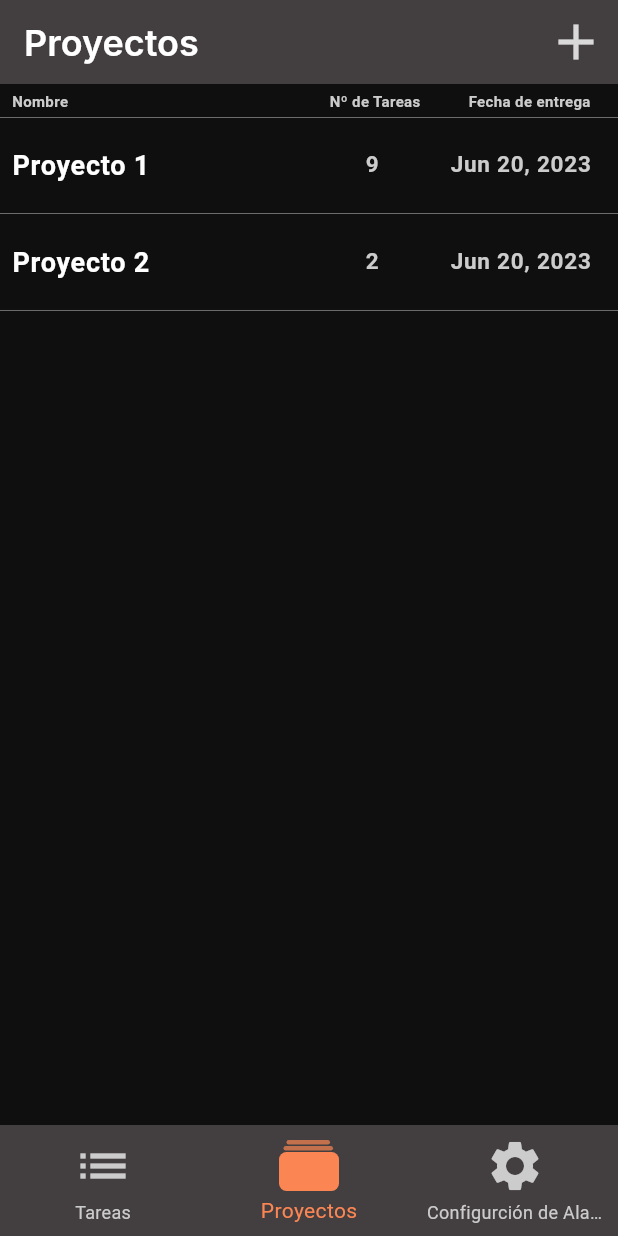
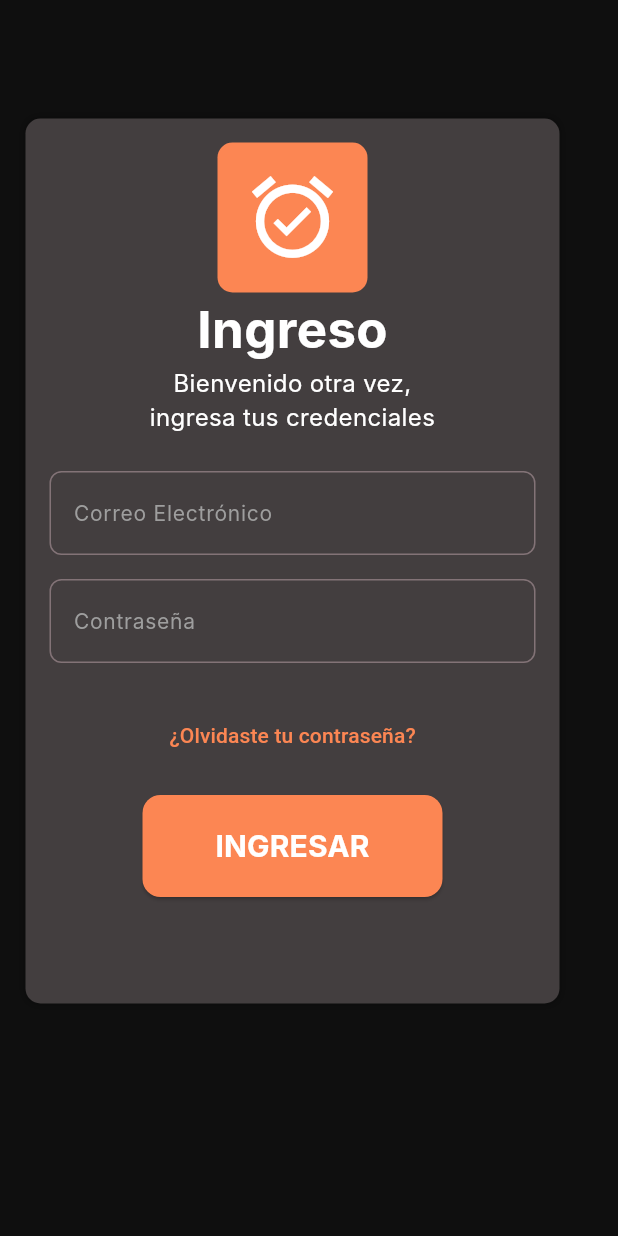
Before and after one commit to Are1205/alarma_mobile, a Flutter app: the screen it shows after launch, on a phone screen of 412 x 824 dp. Run offline on Flutter 3.47's test engine with Material 3 defaults, Android fonts, the phone set to English and light mode, and no system bars; our stand-ins replace flutter_svg; Roboto replaces fonts that are missing (Inter).

Commit message:
Creacion login

```diff
--- /dev/null
+++ b/lib/login_page.dart
@@ -0,0 +1,145 @@
+import 'package:flutter/material.dart';
+
+class LoginPage extends StatelessWidget {
+  final VoidCallback onLogin;
+
+  const LoginPage({Key? key, required this.onLogin}) : super(key: key);
+
+  @override
+  Widget build(BuildContext context) {
+    return Scaffold(
+      body: Stack(children: [
+        Container(color: const Color.fromARGB(240, 0, 0, 0)),
+          Positioned(
+            left: 17,
+            top: 79,
+            child: Container(
+              width: 356,
+              height: 590,
+              decoration: BoxDecoration(
+                color: const Color.fromARGB(255, 67, 62, 63), // Color de fondo
+                borderRadius: BorderRadius.circular(10.0),
+                boxShadow: [
+                  BoxShadow(
+                    color: Colors.black.withOpacity(0.25), // Sombra negra al 25%
+                    spreadRadius: 1, // Radio de expansión de la sombra
+                    blurRadius: 4, // Radio de desenfoque de la sombra
+                    offset: const Offset(0, 0), // Desplazamiento de la sombra en dirección X y Y
+                  ),
+                ],
+              ),
+              child: Padding(
+                      padding: const EdgeInsets.all(16.0),
+
+                      child: Column(
+                        crossAxisAlignment: CrossAxisAlignment.center,
+                        children: [
+                          Container( // This is the box for the icon
+                              width: 100,
+                              height: 100,
+                              decoration: BoxDecoration(
+                                color: Color.fromARGB(255, 252, 134, 83), // Set a light background color
+                                borderRadius: BorderRadius.circular(10.0), // Add rounded corners
+                              ),
+                              child:  Icon(Icons.alarm_on, size: 65, color: Colors.white),
+                            ),
+                            Text(
+                            'Ingreso',
+                            style: TextStyle(color: Colors.white, fontSize: 34, fontWeight: FontWeight.bold, fontFamily: 'Inter'),
+                          ),
+
+                          Text(
+                            'Bienvenido otra vez,\ningresa tus credenciales',
+                            textAlign: TextAlign.center,
+                            style: TextStyle(color: Colors.white, fontSize: 16, fontFamily: 'Inter'),
+                          ),
+
+                          SizedBox(height: 24.0),
+                          TextField(
+                            decoration: InputDecoration(
+                              labelText: 'Correo Electrónico',
+                              hintText: 'Ingresa tu email',
+                              border: OutlineInputBorder(
+                                borderRadius: BorderRadius.circular(8.0),
+                              ),
+                              labelStyle: TextStyle(
+                                color: Colors.grey, // Personaliza el color de la etiqueta
+                                fontSize: 14.0, // Ajusta el tamaño de la fuente de la etiqueta
+                                fontFamily: 'Inter', // Usa la misma fuente que el texto del campo
+                              ),
+                              hintStyle: TextStyle(
+                                color: Colors.grey.shade400, // Personaliza el color del texto de sugerencia
+                                fontSize: 14.0, // Ajusta el tamaño de la fuente del texto de sugerencia
+                                fontFamily: 'Inter', // Usa la misma fuente que el texto del campo
+                              ),
+                            ),
+                            style: TextStyle(
+                              color: Colors.white,
+                              fontSize: 16.0,
+                              fontFamily: 'Inter',
+                            ),
+                          ),
+
+                          SizedBox(height: 16.0),
+                          TextField(
+                            obscureText: true, // Hide password characters
+                            decoration: InputDecoration(
+                              labelText: 'Contraseña',
+                              hintText: 'Ingresa tu contraseña',
+                              border: OutlineInputBorder(
+                              borderRadius: BorderRadius.circular(8.0),
+                            ),
+                            labelStyle: TextStyle(
+                              color: Colors.grey, // Personaliza el color de la etiqueta
+                              fontSize: 14.0, // Ajusta el tamaño de la fuente de la etiqueta
+                              fontFamily: 'Inter', // Usa la misma fuente que el texto del campo
+                            ),
+                            hintStyle: TextStyle(
+                              color: Colors.grey.shade400, // Personaliza el color del texto de sugerencia
+                              fontSize: 14.0, // Ajusta el tamaño de la fuente del texto de sugerencia
+                              fontFamily: 'Inter', // Usa la misma fuente que el texto del campo
+                            ),
+                          ),
+                          style: TextStyle(
+                            color: Colors.white,
+                            fontSize: 16.0,
+                            fontFamily: 'Inter',
+                          ),
+                          ),
+                          SizedBox(height: 24.0),
+                          TextButton(
+                            onPressed: () {}, // Implementar la lógica de "¿Olvidaste tu contraseña?"
+                            child: Text(
+                              '¿Olvidaste tu contraseña?',
+                              style: TextStyle(color: Color.fromARGB(255, 252, 134, 83)), // Cambia el color del texto a azul y alinea a la izquierda
+                            ),
+                          ),
+                          SizedBox(height: 16.0),
+                          ElevatedButton(
+
+                            onPressed: onLogin,
+                            child: Text('INGRESAR', style: TextStyle(
+                                  color: Colors.white, // Set the text color
+                                  fontSize: 20, // Set the font size
+                                  fontWeight: FontWeight.bold,
+                                  fontFamily: 'Inter', // Set the font weight
+                                ),),
+                            style: ElevatedButton.styleFrom(
+                              minimumSize: Size(200, 68), // Set width and height
+                               shape: RoundedRectangleBorder(
+                                borderRadius: BorderRadius.circular(12.0),
+                              ),
+                              backgroundColor: Color.fromARGB(255, 252, 134, 83), // Set the background color
+                            ),
+                          ),
+                        ],
+                      ),
+                    ),
+            ),
+          ),
+
+            ],
+      ),
+    );
+  }
+}
--- a/lib/main.dart
+++ b/lib/main.dart
@@ -1,4 +1,5 @@
 import 'package:alarma_mobile/crear_proyecto.dart';
+import 'package:alarma_mobile/login_page.dart';
 import 'package:flutter/material.dart';
 import 'package:flutter_svg/flutter_svg.dart';
 void main() {
@@ -16,7 +17,7 @@ class MyApp extends StatelessWidget {
         colorScheme: ColorScheme.fromSeed(seedColor: const Color.fromARGB(255,67, 62, 63)),
         useMaterial3: true,
       ),
-      home: const MyHomePage(title: 'Proyectos '),
+      home:const MyHomePage(title: 'Proyectos') ,
     );
   }
 }
@@ -42,7 +43,7 @@ class Proyecto {
 
 
 class _MyHomePageState extends State<MyHomePage> {
-
+  bool isAuthenticated = false; // Estado de autenticación
   List<Map<String, dynamic>> listaDeProyectos = [
     {'nombre': 'Proyecto 1', 'numeroTareas': 9, 'fechaEntrega': 'Jun 20, 2023'},
     {'nombre': 'Proyecto 2', 'numeroTareas': 2, 'fechaEntrega': 'Jun 20, 2023'},
@@ -56,8 +57,19 @@ class _MyHomePageState extends State<MyHomePage> {
     });
   }
 
+  void _login() {
+    setState(() {
+      isAuthenticated = true; // Establece isAuthenticated en true al iniciar sesión
+    });
+  }
+
   @override
   Widget build(BuildContext context) {
+    return isAuthenticated
+        ? _buildAuthenticatedHomePage()
+        : LoginPage(onLogin: _login); // Muestra LoginPage si no está autenticado
+  }
+  Widget _buildAuthenticatedHomePage() {
     return Scaffold(
       appBar: AppBar(
         backgroundColor: const Color.fromARGB(255, 67, 62, 63),
```
